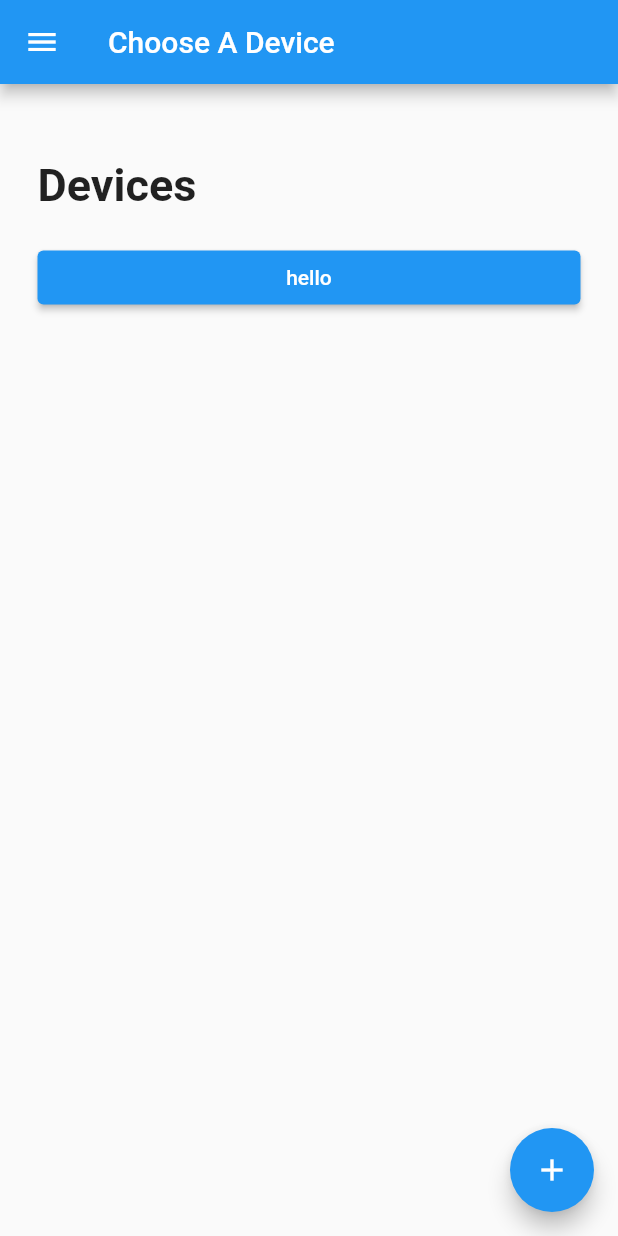
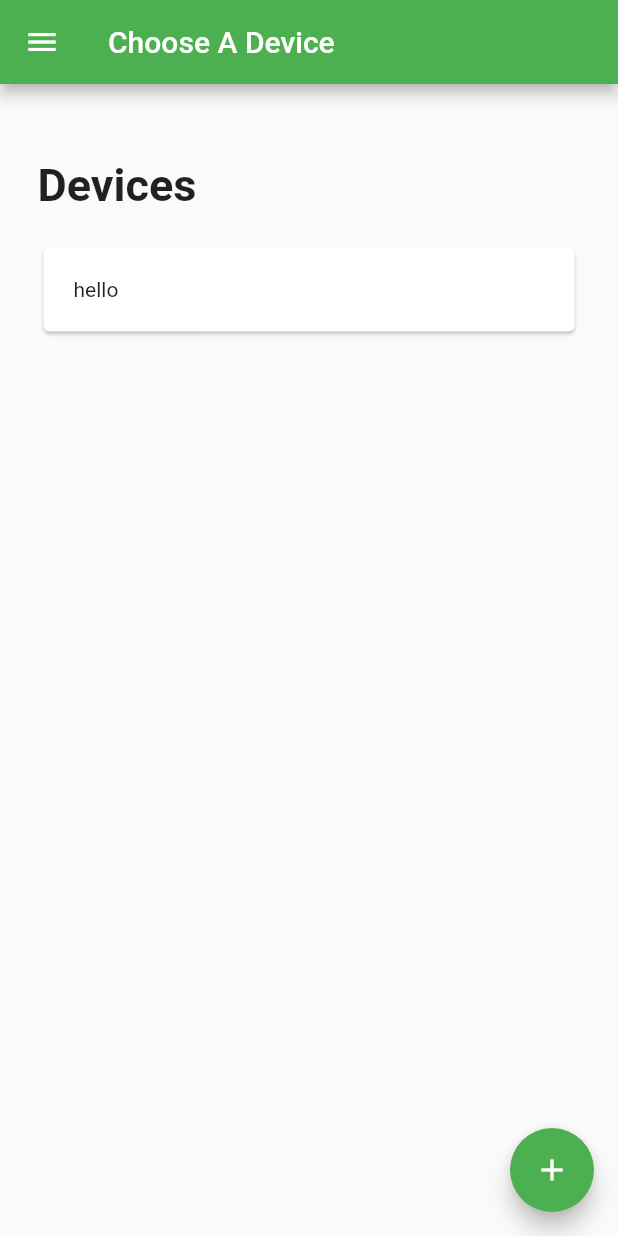
Before and after one commit to Sensor-Manager/sensor-manager-app, a Flutter app: the screen it shows after launch, in the side drawer, after a tap on "hello", on a phone screen of 412 x 824 dp. Run offline on Flutter 3.47's test engine with Material 2 defaults, Android fonts, the phone set to English and light mode, and no system bars.

Commit message:
Extra pages and Routing Done

```diff
--- a/lib/components/app_drawer.dart
+++ b/lib/components/app_drawer.dart
@@ -1,14 +1,16 @@
 import 'package:flutter/material.dart';
+import 'package:grain_manager/pages/about.dart';
+import 'package:grain_manager/pages/devices.dart';
+import 'package:grain_manager/pages/guide.dart';
+import 'package:grain_manager/pages/support.dart';
 
 class AppDrawer extends StatelessWidget {
   @override
   Widget build(BuildContext context) {
+    final currentRoute = ModalRoute.of(context)!.settings.name;
     return ListView(
       children: [
         DrawerHeader(
-          decoration: BoxDecoration(
-            color: Colors.blue,
-          ),
           child: Column(
             mainAxisAlignment: MainAxisAlignment.end,
             crossAxisAlignment: CrossAxisAlignment.start,
@@ -25,6 +27,7 @@ class AppDrawer extends StatelessWidget {
                 style: TextStyle(
                   fontSize: 35.0,
                   fontWeight: FontWeight.bold,
+                  color: Colors.green,
                 ),
               )
             ],
@@ -34,7 +37,12 @@ class AppDrawer extends StatelessWidget {
           leading: Icon(Icons.devices),
           title: Text("Devices"),
           onTap: () {
-            Navigator.pop(context);
+            // Navigator.pop(context);
+            if (currentRoute != Devices.route) {
+              Navigator.pushReplacementNamed(context, Devices.route);
+            } else {
+              Navigator.pop(context);
+            }
           },
         ),
         Divider(),
@@ -42,7 +50,11 @@ class AppDrawer extends StatelessWidget {
           leading: Icon(Icons.book),
           title: Text("Guide"),
           onTap: () {
-            Navigator.pop(context);
+            if (currentRoute != GuidePage.route) {
+              Navigator.pushReplacementNamed(context, GuidePage.route);
+            } else {
+              Navigator.pop(context);
+            }
           },
         ),
         Divider(),
@@ -50,7 +62,12 @@ class AppDrawer extends StatelessWidget {
           leading: Icon(Icons.support),
           title: Text("Support"),
           onTap: () {
-            Navigator.pop(context);
+            // ModalRoute.of(context)!.settings.name;
+            if (currentRoute != SupportPage.route) {
+              Navigator.pushReplacementNamed(context, SupportPage.route);
+            } else {
+              Navigator.pop(context);
+            }
           },
         ),
         Divider(),
@@ -58,7 +75,11 @@ class AppDrawer extends StatelessWidget {
           leading: Icon(Icons.info),
           title: Text("About"),
           onTap: () {
-            Navigator.pop(context);
+            if (currentRoute != AboutPage.route) {
+              Navigator.pushReplacementNamed(context, AboutPage.route);
+            } else {
+              Navigator.pop(context);
+            }
           },
         ),
         Divider(),
--- a/lib/components/device_button.dart
+++ b/lib/components/device_button.dart
@@ -1,17 +1,21 @@
 import 'package:flutter/material.dart';
+import 'package:grain_manager/models/device_data.dart';
 import 'package:grain_manager/pages/device_details.dart';
 
 class DeviceButton extends StatelessWidget {
   @override
   Widget build(BuildContext context) {
-    return ElevatedButton(
-      onPressed: () {
-        Navigator.push(
-            context,
-            MaterialPageRoute(
-                builder: (context) => DeviceDetails(name: "hello")));
+    return GestureDetector(
+      onTap: () {
+        Navigator.pushNamed(context, DeviceDetails.route,
+            arguments: DeviceData(title: "hello"));
       },
-      child: Text("hello"),
+      child: Card(
+        child: Container(
+          padding: EdgeInsetsDirectional.all(20),
+          child: Text("hello"),
+        ),
+      ),
     );
   }
 }
--- a/lib/main.dart
+++ b/lib/main.dart
@@ -1,5 +1,9 @@
 import 'package:flutter/material.dart';
+import 'package:grain_manager/pages/about.dart';
+import 'package:grain_manager/pages/device_details.dart';
 import 'package:grain_manager/pages/devices.dart';
+import 'package:grain_manager/pages/guide.dart';
+import 'package:grain_manager/pages/support.dart';
 
 void main() {
   runApp(MyApp());
@@ -12,9 +16,17 @@ class MyApp extends StatelessWidget {
     return MaterialApp(
       title: 'Flutter Demo',
       theme: ThemeData(
-        primarySwatch: Colors.blue,
+        primarySwatch: Colors.green,
+        iconTheme: IconThemeData(color: Colors.green),
       ),
-      home: Devices(),
+      initialRoute: Devices.route,
+      routes: {
+        Devices.route: (context) => Devices(),
+        DeviceDetails.route: (context) => DeviceDetails(),
+        GuidePage.route: (context) => GuidePage(),
+        SupportPage.route: (context) => SupportPage(),
+        AboutPage.route: (context) => AboutPage(),
+      },
     );
   }
 }
--- /dev/null
+++ b/lib/models/device_data.dart
@@ -0,0 +1,6 @@
+import 'package:flutter/material.dart';
+
+class DeviceData {
+  final String title;
+  DeviceData({required this.title});
+}
--- a/lib/pages/devices.dart
+++ b/lib/pages/devices.dart
@@ -3,6 +3,7 @@
 import 'package:grain_manager/components/device_button.dart';
 
 class Devices extends StatefulWidget {
+  static const route = "/";
   Devices({Key? key}) : super(key: key);
 
   @override
@@ -10,14 +11,6 @@
 }
 
 class _DevicesState extends State<Devices> {
-  int _counter = 0;
-
-  void _incrementCounter() {
-    setState(() {
-      _counter++;
-    });
-  }
-
   @override
   Widget build(BuildContext context) {
     return Scaffold(
@@ -50,8 +43,8 @@
         ),
       ),
       floatingActionButton: FloatingActionButton(
-        onPressed: _incrementCounter,
-        tooltip: 'Increment',
+        onPressed: () {},
+        tooltip: 'Add Device',
         child: Icon(Icons.add),
       ),
     );
```
Also changed, not shown: lib/pages/about.dart (added, +20 -0 lines), lib/pages/device_details.dart (+5 -3 lines), lib/pages/guide.dart (added, +20 -0 lines), lib/pages/support.dart (added, +20 -0 lines).
